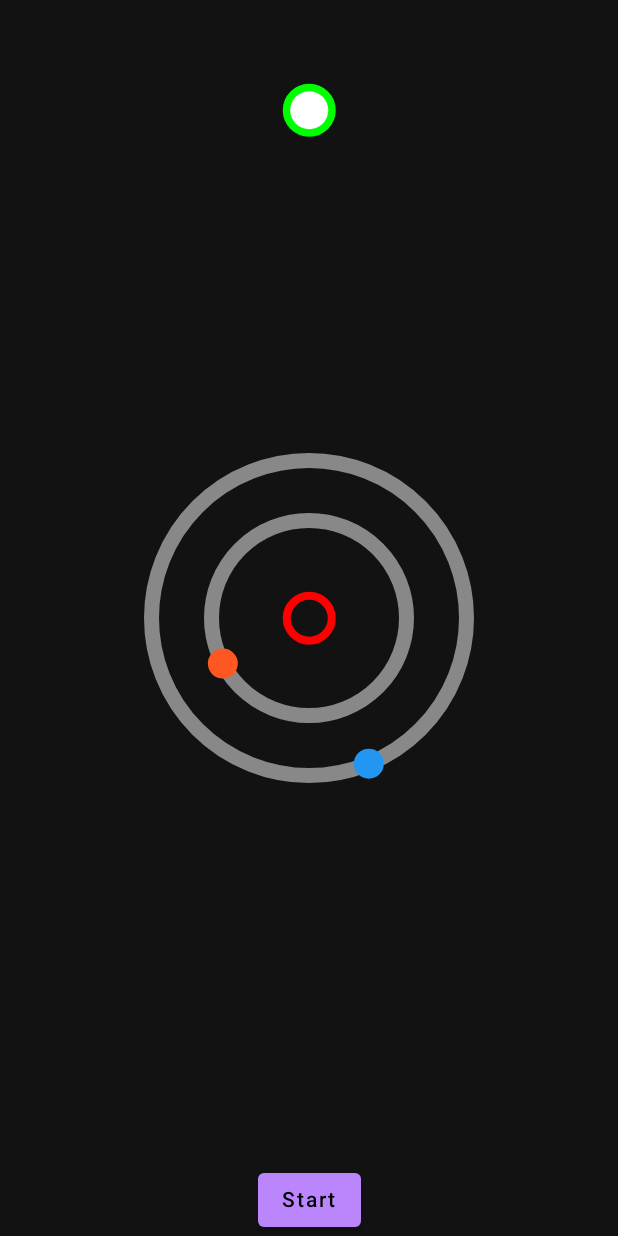
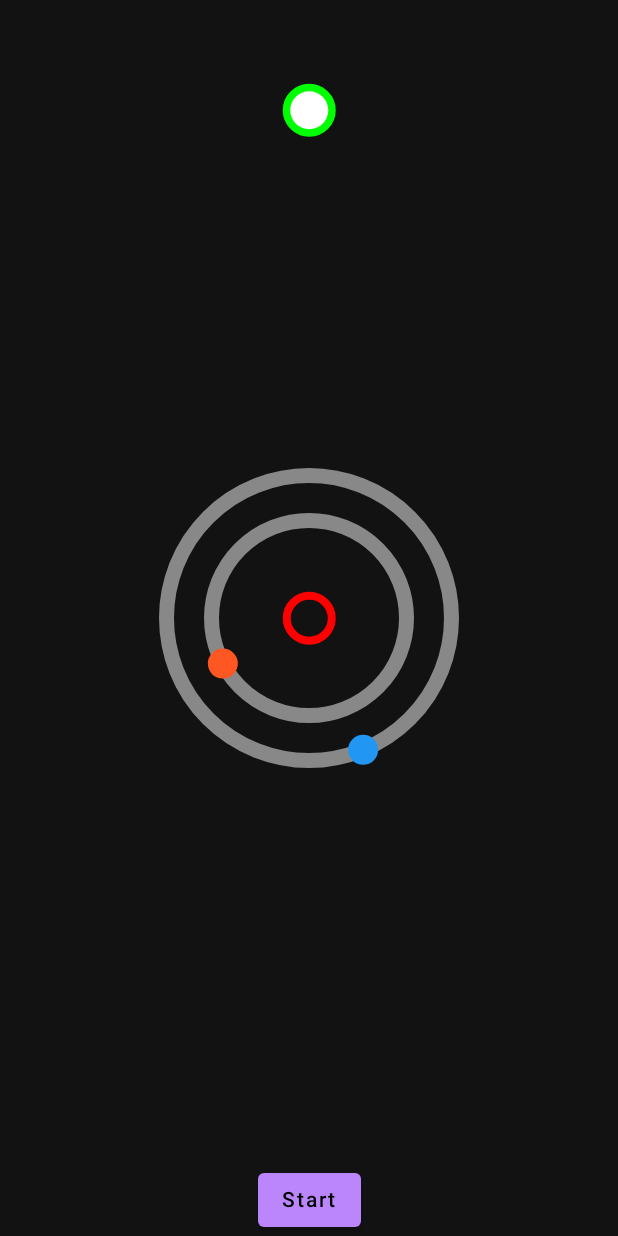
Before and after one commit to JatinVakharia/cross-chakravyuh, an Android app built with Jetpack Compose: the screen it shows after launch (MainActivity), on a phone screen of 412 x 824 dp. Run offline under Robolectric (Android 15) with nearby library versions, the phone set to English and light mode, and no system bars.

Commit message:
Increasing tracks from 4 to 8 and refactored code accordingly

```diff
--- a/app/src/main/java/com/cross/chakravyuh/BallsRevolving.kt
+++ b/app/src/main/java/com/cross/chakravyuh/BallsRevolving.kt
@@ -23,8 +23,6 @@ import kotlinx.coroutines.launch
 private const val TAG = "Balls Revolving"
 val srcDestRingStroke = 5.dp
 val srcDestRingSize = 35.dp
-val trackWidth = 10.dp
-val ballSize = 20.dp
 val rollerSize = 25.dp
 const val rollerAnimTime = 2000
 
@@ -84,7 +82,7 @@ fun BallsRevolving(
     val destY = screenCenterY
 
     val ringSizeInPx = with(density) { srcDestRingSize.toPx() }
-    val ballSizeInPx = with(density) { ballSize.toPx() }
+    val ballSizeInPx = with(density) { level.ballSizeInDp.toPx() }
     // Calculating roller source and destination
     val rollerSourceX = (sourceX - (ringSizeInPx / 2)) + with(density) { srcDestRingStroke.toPx() }
     val rollerSourceY = (sourceY - (ringSizeInPx / 2)) + with(density) { srcDestRingStroke.toPx() }
@@ -115,7 +113,7 @@ fun BallsRevolving(
     {
         angles.forEachIndexed { index, angle ->
             // Tracks
-            drawTracks(index = index, screenCenterX, screenCenterY)
+            drawTracks(index = index, screenCenterX, screenCenterY, level)
             // Revolving balls
             drawRevolvingBalls(index, angle, screenCenterX, screenCenterY, ballSizeInPx, level)
         }
@@ -163,7 +161,7 @@ fun BallsRevolving(
     calculateIntersectionPointsOfRollerAndTracks(
         level.trackCount,
         180f,
-        revolvingBallsRadiusArray,
+        level.revolvingBallsRadiusArray,
         screenCenterX,
         screenCenterY,
         ballSizeInPx
--- a/app/src/main/java/com/cross/chakravyuh/DrawSkeleton.kt
+++ b/app/src/main/java/com/cross/chakravyuh/DrawSkeleton.kt
@@ -15,23 +15,20 @@ import androidx.compose.ui.graphics.graphicsLayer
 import androidx.compose.ui.platform.LocalDensity
 import androidx.compose.ui.unit.Dp
 import androidx.compose.ui.unit.dp
-import com.cross.chakravyuh.ui.theme.colorArray
-import com.cross.chakravyuh.ui.theme.revolvingBallsRadiusArray
-import com.cross.chakravyuh.ui.theme.trackDiameter
 
 @Composable
-fun drawTracks(index: Int, screenCenterX: Int, screenCenterY: Int) {
-    val trackDiameterInPx = with(LocalDensity.current) { trackDiameter[index].dp.toPx() }
+fun drawTracks(index: Int, screenCenterX: Int, screenCenterY: Int, level: Level) {
+    val trackDiameterInPx = with(LocalDensity.current) { level.trackDiameter[index].dp.toPx() }
     Surface(
         modifier = Modifier
-            .size(trackDiameter[index].dp)
+            .size(level.trackDiameter[index].dp)
             .graphicsLayer {
                 translationX = screenCenterX.toFloat() - (trackDiameterInPx / 2)
                 translationY = screenCenterY.toFloat() - (trackDiameterInPx / 2)
             },
         color = Color.Transparent,
         shape = CircleShape,
-        border = BorderStroke(width = trackWidth, color = Color.Gray)
+        border = BorderStroke(width = level.trackWidthInDp, color = Color.Gray)
     ) {}
 }
 
@@ -44,9 +41,9 @@ fun drawRevolvingBalls(
     ballSizeInPx: Float,
     level: Level
 ) {
-    val radius = with(LocalDensity.current) { revolvingBallsRadiusArray[index].dp.toPx() }
+    val radius = with(LocalDensity.current) { level.revolvingBallsRadiusArray[index].dp.toPx() }
     Box(modifier = Modifier
-        .size(ballSize)
+        .size(level.ballSizeInDp)
         .graphicsLayer {
             translationX = screenCenterX + getXCoOrdFromAngle(
                 angle.value,
@@ -56,10 +53,14 @@ fun drawRevolvingBalls(
                 angle.value,
                 radius
             ).toFloat() - (ballSizeInPx / 2)
-            generateIntersectTimestampList(index, angle.value, level.ballAnimationDuration[index])
+            generateIntersectTimestampList(
+                index,
+                angle.value,
+                level.ballAnimationDuration[index]
+            )
         }
         .background(
-            color = colorArray[index],
+            color = level.colorArray[index],
             shape = CircleShape
         )
     )
@@ -142,7 +143,7 @@ fun drawRoller(
                 }
                 translationX = previousX
                 translationY = previousY
-                if(previousX == destX && previousY == destY){
+                if (previousX == destX && previousY == destY) {
                     // You Win, as roller has reached destination without collision
                     stopAllAnimations(angles, rollerStopped, gameState, State.Win)
                 }
--- a/app/src/main/java/com/cross/chakravyuh/Level.kt
+++ b/app/src/main/java/com/cross/chakravyuh/Level.kt
@@ -1,4 +1,9 @@
 package com.cross.chakravyuh
+
+import androidx.compose.ui.graphics.Color
+import androidx.compose.ui.unit.Dp
+import androidx.compose.ui.unit.dp
+import com.cross.chakravyuh.ui.theme.*
 
 data class Level(
     val level: Int,
@@ -10,6 +15,11 @@ data class Level(
     val sourceRingY: Int,
     val destRingX: Int,
     val destRingY: Int,
+    val trackWidthInDp: Dp,
+    val ballSizeInDp: Dp,
+    val revolvingBallsRadiusArray: List<Int>,
+    val trackDiameter: List<Int>,
+    val colorArray: List<Color>
 )
 
 fun getLevelObjects(): List<Level> {
@@ -20,7 +30,10 @@ fun getLevelObjects(): List<Level> {
             1, 2,
             listOf(0f, 0f), listOf(360f, 360f),
             listOf(2400, 3000),
-            0, 0, 0, 0
+            0, 0, 0, 0,
+            10.dp, 20.dp,
+            revolvingBallsRadiusArrayFor4Tracks, trackDiameterFor4Tracks,
+            colorArrayFor4Tracks
         )
     )
 
@@ -29,7 +42,10 @@ fun getLevelObjects(): List<Level> {
             2, 3,
             listOf(0f, 0f, 0f), listOf(360f, 360f, 360f),
             listOf(2400, 3000, 3600),
-            0, 0, 0, 0
+            0, 0, 0, 0,
+            10.dp, 20.dp,
+            revolvingBallsRadiusArrayFor4Tracks, trackDiameterFor4Tracks,
+            colorArrayFor4Tracks
         )
     )
 
@@ -38,7 +54,10 @@ fun getLevelObjects(): List<Level> {
             3, 4,
             listOf(0f, 0f, 0f, 0f), listOf(360f, 360f, 360f, 360f),
             listOf(2400, 3000, 3600, 4200),
-            0, 0, 0, 0
+            0, 0, 0, 0,
+            10.dp, 20.dp,
+            revolvingBallsRadiusArrayFor4Tracks, trackDiameterFor4Tracks,
+            colorArrayFor4Tracks
         )
     )
 
@@ -47,7 +66,10 @@ fun getLevelObjects(): List<Level> {
             4, 2,
             listOf(0f, 360f), listOf(360f, 0f),
             listOf(2400, 3000),
-            0, 0, 0, 0
+            0, 0, 0, 0,
+            10.dp, 20.dp,
+            revolvingBallsRadiusArrayFor4Tracks, trackDiameterFor4Tracks,
+            colorArrayFor4Tracks
         )
     )
 
@@ -56,7 +78,10 @@ fun getLevelObjects(): List<Level> {
             5, 3,
             listOf(0f, 360f, 0f), listOf(360f, 0f, 360f),
             listOf(2400, 3000, 3600),
-            0, 0, 0, 0
+            0, 0, 0, 0,
+            10.dp, 20.dp,
+            revolvingBallsRadiusArrayFor4Tracks, trackDiameterFor4Tracks,
+            colorArrayFor4Tracks
         )
     )
 
@@ -65,7 +90,10 @@ fun getLevelObjects(): List<Level> {
             6, 4,
             listOf(0f, 360f, 0f, 360f), listOf(360f, 0f, 360f, 0f),
             listOf(2400, 3000, 3600, 4200),
-            0, 0, 0, 0
+            0, 0, 0, 0,
+            10.dp, 20.dp,
+            revolvingBallsRadiusArrayFor4Tracks, trackDiameterFor4Tracks,
+            colorArrayFor4Tracks
         )
     )
 
@@ -74,7 +102,10 @@ fun getLevelObjects(): List<Level> {
             7, 2,
             listOf(0f, 360f), listOf(360f, 0f),
             listOf(1800, 2400),
-            0, 0, 0, 0
+            0, 0, 0, 0,
+            10.dp, 20.dp,
+            revolvingBallsRadiusArrayFor4Tracks, trackDiameterFor4Tracks,
+            colorArrayFor4Tracks
         )
     )
 
@@ -83,7 +114,10 @@ fun getLevelObjects(): List<Level> {
             8, 3,
             listOf(0f, 360f, 0f), listOf(360f, 0f, 360f),
             listOf(1800, 2400, 3000),
-            0, 0, 0, 0
+            0, 0, 0, 0,
+            10.dp, 20.dp,
+            revolvingBallsRadiusArrayFor4Tracks, trackDiameterFor4Tracks,
+            colorArrayFor4Tracks
         )
     )
 
@@ -92,7 +126,10 @@ fun getLevelObjects(): List<Level> {
             9, 4,
             listOf(0f, 360f, 0f, 360f), listOf(360f, 0f, 360f, 0f),
             listOf(1800, 2400, 3000, 3600),
-            0, 0, 0, 0
+            0, 0, 0, 0,
+            10.dp, 20.dp,
+            revolvingBallsRadiusArrayFor4Tracks, trackDiameterFor4Tracks,
+            colorArrayFor4Tracks
         )
     )
 
@@ -101,7 +138,10 @@ fun getLevelObjects(): List<Level> {
             10, 2,
             listOf(0f, 360f), listOf(360f, 0f),
             listOf(1800, 2100),
-            0, 0, 0, 0
+            0, 0, 0, 0,
+            10.dp, 20.dp,
+            revolvingBallsRadiusArrayFor4Tracks, trackDiameterFor4Tracks,
+            colorArrayFor4Tracks
         )
     )
 
@@ -110,7 +150,10 @@ fun getLevelObjects(): List<Level> {
             11, 3,
             listOf(0f, 360f, 0f), listOf(360f, 0f, 360f),
             listOf(1800, 2100, 2400),
-            0, 0, 0, 0
+            0, 0, 0, 0,
+            10.dp, 20.dp,
+            revolvingBallsRadiusArrayFor4Tracks, trackDiameterFor4Tracks,
+            colorArrayFor4Tracks
         )
     )
 
@@ -119,7 +162,65 @@ fun getLevelObjects(): List<Level> {
             12, 4,
             listOf(0f, 360f, 0f, 360f), listOf(360f, 0f, 360f, 0f),
             listOf(1800, 2100, 2400, 2700),
-            0, 0, 0, 0
+            0, 0, 0, 0,
+            10.dp, 20.dp,
+            revolvingBallsRadiusArrayFor4Tracks, trackDiameterFor4Tracks,
+            colorArrayFor4Tracks
+        )
+    )
+
+    levelList.add(
+        Level(
+            13, 5,
+            listOf(0f, 360f, 0f, 360f, 0f), listOf(360f, 0f, 360f, 0f, 360f),
+            listOf(1800, 2100, 2400, 2700, 3000),
+            0, 0, 0, 0,
+            5.dp, 12.dp,
+            revolvingBallsRadiusArrayFor8Tracks, trackDiameterFor8Tracks,
+            colorArrayFor8Tracks
+        )
+    )
+
+    levelList.add(
+        Level(
+            14, 6,
+            listOf(0f, 360f, 0f, 360f, 0f, 360f), listOf(360f, 0f, 360f, 0f, 360f, 0f),
+            listOf(1800, 2100, 2400, 2700, 3000, 3200),
+            0, 0, 0, 0,
+            5.dp, 12.dp,
+            revolvingBallsRadiusArrayFor8Tracks, trackDiameterFor8Tracks,
+            colorArrayFor8Tracks
+        )
+    )
+
+    levelList.add(
+        Level(
+            15, 7,
+            listOf(0f, 360f, 0f, 360f, 0f, 360f, 0f), listOf(360f, 0f, 360f, 0f, 360f, 0f, 360f),
+            listOf(1800, 2100, 2400, 2700, 3000, 3200, 3400),
+            0, 0, 0, 0,
+            5.dp, 12.dp,
+            revolvingBallsRadiusArrayFor8Tracks, trackDiameterFor8Tracks,
+            colorArrayFor8Tracks
+        )
+    )
+
+    levelList.add(
+        Level(
+            16,
+            8,
+            listOf(0f, 360f, 0f, 360f, 0f, 360f, 0f, 360f),
+            listOf(360f, 0f, 360f, 0f, 360f, 0f, 360f, 0f),
+            listOf(1800, 2100, 2400, 2700, 3000, 3200, 3400, 3600),
+            0,
+            0,
+            0,
+            0,
+            5.dp,
+            12.dp,
+            revolvingBallsRadiusArrayFor8Tracks,
+            trackDiameterFor8Tracks,
+            colorArrayFor8Tracks
         )
     )
 
--- a/app/src/main/java/com/cross/chakravyuh/ui/theme/Color.kt
+++ b/app/src/main/java/com/cross/chakravyuh/ui/theme/Color.kt
@@ -6,11 +6,21 @@ val Purple200 = Color(0xFFBB86FC)
 val Purple500 = Color(0xFF6200EE)
 val Purple700 = Color(0xFF3700B3)
 val Teal200 = Color(0xFF03DAC5)
-val colorArray = listOf<Color>(
+
+val colorArrayFor4Tracks = listOf<Color>(
+    Color(0xFFFF5722),
+    Color(0xFF2196F3),
+    Color(0xFFFDD835),
+    Color(0xFF4CAF50)
+)
+
+val colorArrayFor8Tracks = listOf<Color>(
     Color(0xFFFF5722),
     Color(0xFF2196F3),
     Color(0xFFFDD835),
     Color(0xFF4CAF50),
-    Color(0xFFBB86FC),
-    Color(0xFF9C27B0)
+    Color(0xFF2196F3),
+    Color(0xFF4CAF50),
+    Color(0xFFFF5722),
+    Color(0xFFFDD835)
 )
--- a/app/src/main/java/com/cross/chakravyuh/ui/theme/Ints.kt
+++ b/app/src/main/java/com/cross/chakravyuh/ui/theme/Ints.kt
@@ -1,15 +1,37 @@
 package com.cross.chakravyuh.ui.theme
 
-val revolvingBallsRadiusArray = listOf<Int>(
+val revolvingBallsRadiusArrayFor4Tracks = listOf<Int>(
     65,
-    105,
-    145,
-    185
+    95,
+    125,
+    155
 )
 
-val trackDiameter = listOf<Int>(
+val trackDiameterFor4Tracks = listOf<Int>(
     140,
-    220,
-    300,
-    380
+    200,
+    260,
+    320
 )
+
+val revolvingBallsRadiusArrayFor8Tracks = listOf<Int>(
+    67,
+    82,
+    97,
+    112,
+    127,
+    142,
+    157,
+    172
+)
+
+val trackDiameterFor8Tracks = listOf<Int>(
+    140,
+    170,
+    200,
+    230,
+    260,
+    290,
+    320,
+    350
+)
```
